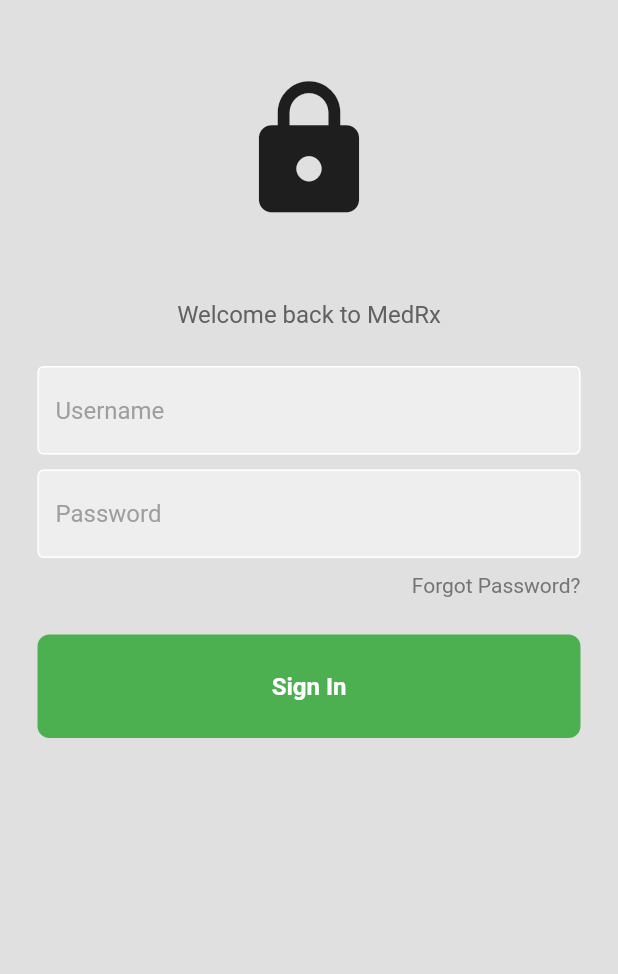
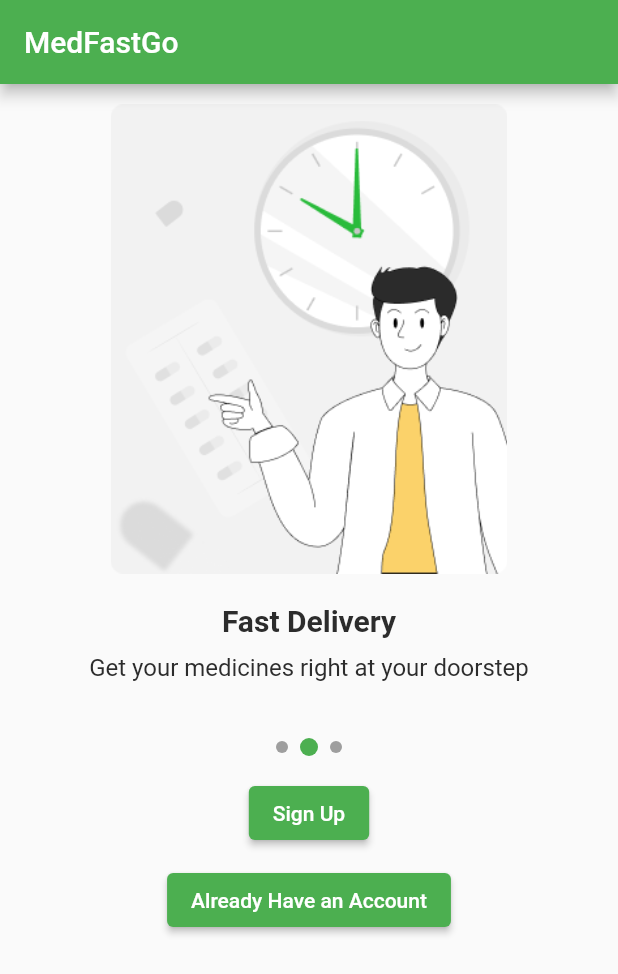
Before and after one commit to johndelphi/medfastgo, a Flutter app: the screen it shows after launch, on a phone screen of 412 x 824 dp. Shown: the top 974 px of the screen. Run offline on Flutter 3.47's test engine with Material 2 defaults, Android fonts, the light colour scheme and no system bars.

Commit message:
braNDING PAGE

```diff
--- a/lib/main.dart
+++ b/lib/main.dart
@@ -1,10 +1,16 @@
 import 'package:flutter/material.dart';
 import 'package:medfastgo/pages/Login_page.dart';
+import 'package:medfastgo/pages/brand_intro.dart';
+import 'package:medfastgo/pages/signUp.dart';
 import 'package:medfastgo/pages/splash_screen.dart';
 
-void main() => runApp(MyApp());
+
+
+void main() => runApp(const MyApp());
 
 class MyApp extends StatelessWidget {
+  const MyApp({super.key});
+
   @override
   Widget build(BuildContext context) {
     return MaterialApp(
@@ -12,8 +18,11 @@
       title: 'MedFast',
       initialRoute: '/splash',
       routes: {
-        '/splash': (context) => SplashScreen(),
+        '/splash': (context) => const SplashScreen(),
+        '/brandIntro': (context) =>  BrandIntroPage(),
         '/login': (context) => LoginPage(),
+       '/signUp': (context) => signUpPage(),
+
       },
     );
   }
--- /dev/null
+++ b/lib/pages/brand_intro.dart
@@ -0,0 +1,169 @@
+import 'dart:async';
+
+import 'package:flutter/material.dart';
+
+class BrandIntroPage extends StatefulWidget {
+  @override
+  _BrandIntroPageState createState() => _BrandIntroPageState();
+}
+
+class _BrandIntroPageState extends State<BrandIntroPage> {
+  List<Map<String, dynamic>> slides = [
+    {
+      'title': 'Solutions for your pharmacy',
+      'description': 'Run and manage your pharmacy from your phone',
+      'image': 'lib/assets/medicine_time.png',
+    },
+    {
+      'title': 'Fast Delivery',
+      'description': 'Get your medicines right at your doorstep',
+      'image': 'lib/assets/medicine_time.png',
+    },
+    {
+      'title': 'Wide Range',
+      'description': 'Choose from a variety of medical products',
+      'image': 'lib/assets/medicine_time.png',
+    },
+  ];
+
+  late Timer timer;
+  int currentIndex = 0;
+  PageController pageController = PageController(initialPage: 0);
+
+  @override
+  void initState() {
+    super.initState();
+    startTimer();
+  }
+
+  void startTimer() {
+    timer = Timer.periodic(Duration(seconds: 5), (Timer t) {
+      if (currentIndex < slides.length - 1) {
+        currentIndex++;
+      } else {
+        currentIndex = 0;
+      }
+
+      pageController.animateToPage(
+        currentIndex,
+        duration: Duration(milliseconds: 350),
+        curve: Curves.easeIn,
+      );
+    });
+  }
+
+  void stopTimer() {
+    if (timer.isActive) {
+      timer.cancel();
+    }
+  }
+
+  @override
+  void dispose() {
+    stopTimer();
+    pageController.dispose();
+    super.dispose();
+  }
+
+  @override
+  Widget build(BuildContext context) {
+    double screenHeight = MediaQuery.of(context).size.height;
+
+    return Scaffold(
+      appBar: AppBar(
+        title: Text('MedFastGo'),
+        backgroundColor: Colors.green,
+      ),
+      body: Column(
+        children: [
+          Container(
+            height: screenHeight * 0.5,
+            child: PageView.builder(
+              controller: pageController,
+              itemCount: slides.length,
+              onPageChanged: (val) {
+                setState(() {
+                  currentIndex = val;
+                });
+              },
+              itemBuilder: (context, index) {
+                return GestureDetector(
+                  onPanUpdate: (details) {
+                    stopTimer();
+                  },
+                  onPanEnd: (details) {
+                    startTimer();
+                  },
+                  child: Column(
+                    mainAxisAlignment: MainAxisAlignment.center,
+                    children: [
+                      Image.asset(
+                        slides[index]['image'],
+                        fit: BoxFit.cover,
+                        height: screenHeight * 0.38,
+                      ),
+                      SizedBox(height: 20),
+                      Text(
+                        slides[index]['title'],
+                        textAlign: TextAlign.center,
+                        style: TextStyle(
+                          fontSize: 20,
+                          fontWeight: FontWeight.w600,
+                          color: Color.fromRGBO(44, 44, 44, 1),
+                        ),
+                      ),
+                      SizedBox(height: 10),
+                      Text(
+                        slides[index]['description'],
+                        textAlign: TextAlign.center,
+                        style: TextStyle(
+                          fontSize: 16,
+                          color: Color.fromRGBO(44, 44, 44, 1),
+                        ),
+                      ),
+                    ],
+                  ),
+                );
+              },
+            ),
+          ),
+          SizedBox(height: 20),
+          Row(
+            mainAxisAlignment: MainAxisAlignment.center,
+            children: List.generate(slides.length, (index) {
+              return Container(
+                margin: EdgeInsets.all(4.0),
+                width: currentIndex == index ? 12.0 : 8.0,
+                height: currentIndex == index ? 12.0 : 8.0,
+                decoration: BoxDecoration(
+                  color: currentIndex == index ? Colors.green : Colors.grey,
+                  shape: BoxShape.circle,
+                ),
+              );
+            }),
+          ),
+          SizedBox(height: 10),
+          ElevatedButton(
+            onPressed: () {
+              Navigator.pushNamed(context, '/signUp');
+            },
+            child: Text('Sign Up'),
+            style: ElevatedButton.styleFrom(
+              primary: Colors.green,
+            ),
+          ),
+          SizedBox(height: 10),
+          ElevatedButton(
+            onPressed: () {
+              Navigator.pushNamed(context, '/login');
+            },
+            child: Text('Already Have an Account'),
+            style: ElevatedButton.styleFrom(
+              primary: Colors.green,
+            ),
+          ),
+        ],
+      ),
+    );
+  }
+}
--- a/lib/pages/components/my_button.dart
+++ b/lib/pages/components/my_button.dart
@@ -21,7 +21,7 @@
         child: Center(
           child: Text(
             buttonText, // Use the buttonText property here.
-            style: TextStyle(
+            style: const TextStyle(
               color: Colors.white,
               fontWeight: FontWeight.bold,
               fontSize: 16,
--- a/lib/pages/splash_screen.dart
+++ b/lib/pages/splash_screen.dart
@@ -5,8 +5,8 @@
 
   @override
   Widget build(BuildContext context) {
-    Future.delayed(Duration(seconds: 2), () {
-      Navigator.pushReplacementNamed(context, '/login');
+    Future.delayed(const Duration(seconds: 2), () {
+      Navigator.pushReplacementNamed(context, '/brandIntro');
     });
 
     return Scaffold(
--- a/pubspec.yaml
+++ b/pubspec.yaml
@@ -62,6 +62,7 @@
   assets:
     #-lib/assets
   - lib/assets/Medrxlogo.png
+  - lib/assets/medicine_time.png
   #   - images/a_dot_burr.jpeg
   #   - images/a_dot_ham.jpeg
 
```
Also changed, not shown: lib/assets/medicine_time.png (added), 1 other file.
